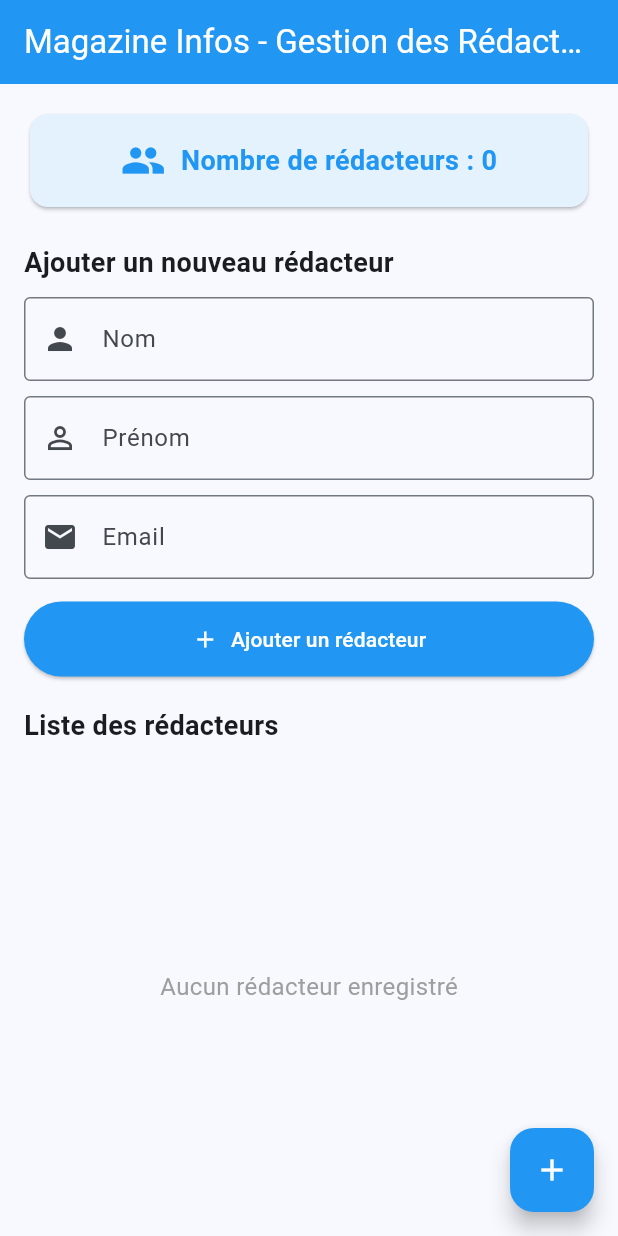
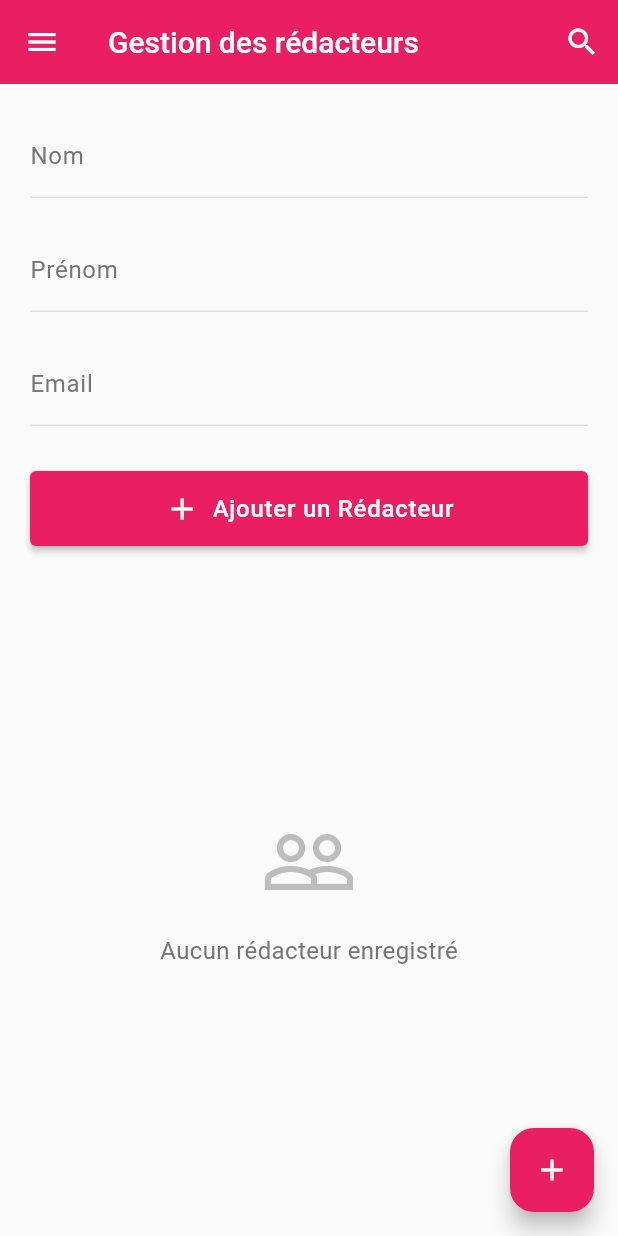
Before and after one commit to IvinoDev/Act5_Dclic_intermediaire, a Flutter app: the screen it shows after launch, on a phone screen of 412 x 824 dp. Run offline on Flutter 3.47's test engine with Material 3 defaults, Android fonts, the phone set to English and light mode, and no system bars; our stand-ins replace sqflite; accounts and stored records are empty.

Commit message:
better design because why not

```diff
--- a/redacteur_magazine/lib/interfaces/redacteur_interface.dart
+++ b/redacteur_magazine/lib/interfaces/redacteur_interface.dart
@@ -171,33 +171,107 @@ class _RedacteurInterfaceState extends State<RedacteurInterface> {
 
   @override
   Widget build(BuildContext context) {
+    const primaryColor = Color(0xFFE91E63);
+
     return Scaffold(
       appBar: AppBar(
-        title: const Text('Magazine Infos - Gestion des Rédacteurs'),
-        backgroundColor: Colors.blue,
-        foregroundColor: Colors.white,
+        leading: IconButton(icon: const Icon(Icons.menu), onPressed: () {}),
+        title: const Text(
+          'Gestion des rédacteurs',
+          style: TextStyle(fontSize: 20, fontWeight: FontWeight.w500),
         ),
-      body: Padding(
-        padding: const EdgeInsets.all(16.0),
+        actions: [IconButton(icon: const Icon(Icons.search), onPressed: () {})],
+      ),
+      body: Container(
+        color: Colors.grey[50],
+        child: Padding(
+          padding: const EdgeInsets.all(20.0),
           child: Column(
             crossAxisAlignment: CrossAxisAlignment.start,
             children: [
-            // Compteur de rédacteurs
-            Card(
-              color: Colors.blue.shade50,
-              child: Padding(
-                padding: const EdgeInsets.all(16.0),
-                child: Row(
+              // Champ Nom
+              TextField(
+                controller: _nomController,
+                decoration: InputDecoration(
+                  labelText: 'Nom',
+                  labelStyle: TextStyle(color: Colors.grey[600]),
+                  border: UnderlineInputBorder(
+                    borderSide: BorderSide(color: Colors.grey[300]!),
+                  ),
+                  enabledBorder: UnderlineInputBorder(
+                    borderSide: BorderSide(color: Colors.grey[300]!),
+                  ),
+                  focusedBorder: const UnderlineInputBorder(
+                    borderSide: BorderSide(color: primaryColor, width: 2),
+                  ),
+                ),
+              ),
+              const SizedBox(height: 20),
+
+              // Champ Prénom
+              TextField(
+                controller: _prenomController,
+                decoration: InputDecoration(
+                  labelText: 'Prénom',
+                  labelStyle: TextStyle(color: Colors.grey[600]),
+                  border: UnderlineInputBorder(
+                    borderSide: BorderSide(color: Colors.grey[300]!),
+                  ),
+                  enabledBorder: UnderlineInputBorder(
+                    borderSide: BorderSide(color: Colors.grey[300]!),
+                  ),
+                  focusedBorder: const UnderlineInputBorder(
+                    borderSide: BorderSide(color: primaryColor, width: 2),
+                  ),
+                ),
+              ),
+              const SizedBox(height: 20),
+
+              // Champ Email
+              TextField(
+                controller: _emailController,
+                decoration: InputDecoration(
+                  labelText: 'Email',
+                  labelStyle: TextStyle(color: Colors.grey[600]),
+                  border: UnderlineInputBorder(
+                    borderSide: BorderSide(color: Colors.grey[300]!),
+                  ),
+                  enabledBorder: UnderlineInputBorder(
+                    borderSide: BorderSide(color: Colors.grey[300]!),
+                  ),
+                  focusedBorder: const UnderlineInputBorder(
+                    borderSide: BorderSide(color: primaryColor, width: 2),
+                  ),
+                ),
+                keyboardType: TextInputType.emailAddress,
+              ),
+              const SizedBox(height: 30),
+
+              // Bouton Ajouter
+              SizedBox(
+                width: double.infinity,
+                height: 50,
+                child: ElevatedButton(
+                  onPressed: _ajouterRedacteur,
+                  style: ElevatedButton.styleFrom(
+                    backgroundColor: primaryColor,
+                    foregroundColor: Colors.white,
+                    elevation: 2,
+                    shape: RoundedRectangleBorder(
+                      borderRadius: BorderRadius.circular(4),
+                    ),
+                  ),
+                  child: const Row(
                     mainAxisAlignment: MainAxisAlignment.center,
                     children: [
-                    const Icon(Icons.people, color: Colors.blue, size: 30),
-                    const SizedBox(width: 10),
+                      Icon(Icons.add, size: 24),
+                      SizedBox(width: 8),
                       Text(
-                      'Nombre de rédacteurs : ${_redacteurs.length}',
-                      style: const TextStyle(
-                        fontSize: 18,
-                        fontWeight: FontWeight.bold,
-                        color: Colors.blue,
+                        'Ajouter un Rédacteur',
+                        style: TextStyle(
+                          fontSize: 16,
+                          fontWeight: FontWeight.w500,
+                          letterSpacing: 0.5,
                         ),
                       ),
                     ],
@@ -206,108 +280,91 @@ class _RedacteurInterfaceState extends State<RedacteurInterface> {
               ),
               const SizedBox(height: 20),
 
-            // Formulaire d'ajout
-            const Text(
-              'Ajouter un nouveau rédacteur',
-              style: TextStyle(fontSize: 18, fontWeight: FontWeight.bold),
+              // Liste des rédacteurs
+              Expanded(
+                child: _redacteurs.isEmpty
+                    ? Center(
+                        child: Column(
+                          mainAxisAlignment: MainAxisAlignment.center,
+                          children: [
+                            Icon(
+                              Icons.people_outline,
+                              size: 64,
+                              color: Colors.grey[400],
                             ),
-            const SizedBox(height: 10),
-            TextField(
-              controller: _nomController,
-              decoration: const InputDecoration(
-                labelText: 'Nom',
-                border: OutlineInputBorder(),
-                prefixIcon: Icon(Icons.person),
+                            const SizedBox(height: 16),
+                            Text(
+                              'Aucun rédacteur enregistré',
+                              style: TextStyle(
+                                fontSize: 16,
+                                color: Colors.grey[600],
                               ),
                             ),
-            const SizedBox(height: 10),
-            TextField(
-              controller: _prenomController,
-              decoration: const InputDecoration(
-                labelText: 'Prénom',
-                border: OutlineInputBorder(),
-                prefixIcon: Icon(Icons.person_outline),
-              ),
-            ),
-            const SizedBox(height: 10),
-            TextField(
-              controller: _emailController,
-              decoration: const InputDecoration(
-                labelText: 'Email',
-                border: OutlineInputBorder(),
-                prefixIcon: Icon(Icons.email),
-              ),
-              keyboardType: TextInputType.emailAddress,
-            ),
-            const SizedBox(height: 15),
-            SizedBox(
-              width: double.infinity,
-              child: ElevatedButton.icon(
-                onPressed: _ajouterRedacteur,
-                icon: const Icon(Icons.add),
-                label: const Text('Ajouter un rédacteur'),
-                style: ElevatedButton.styleFrom(
-                  padding: const EdgeInsets.all(15),
-                  backgroundColor: Colors.blue,
-                  foregroundColor: Colors.white,
-                ),
-              ),
-            ),
-            const SizedBox(height: 20),
-
-            // Liste des rédacteurs
-            const Text(
-              'Liste des rédacteurs',
-              style: TextStyle(fontSize: 18, fontWeight: FontWeight.bold),
-            ),
-            const SizedBox(height: 10),
-            Expanded(
-              child: _redacteurs.isEmpty
-                  ? const Center(
-                      child: Text(
-                        'Aucun rédacteur enregistré',
-                        style: TextStyle(fontSize: 16, color: Colors.grey),
+                          ],
                         ),
                       )
                     : ListView.builder(
                         itemCount: _redacteurs.length,
                         itemBuilder: (context, index) {
                           final redacteur = _redacteurs[index];
-                        return Card(
-                          elevation: 2,
-                          margin: const EdgeInsets.symmetric(vertical: 5),
+                          return Container(
+                            margin: const EdgeInsets.only(bottom: 8),
+                            decoration: BoxDecoration(
+                              color: Colors.white,
+                              borderRadius: BorderRadius.circular(4),
+                              boxShadow: [
+                                BoxShadow(
+                                  color: Colors.black.withOpacity(0.05),
+                                  blurRadius: 4,
+                                  offset: const Offset(0, 2),
+                                ),
+                              ],
+                            ),
                             child: ListTile(
+                              contentPadding: const EdgeInsets.symmetric(
+                                horizontal: 16,
+                                vertical: 8,
+                              ),
                               leading: CircleAvatar(
-                              backgroundColor: Colors.blue,
+                                backgroundColor: primaryColor,
                                 child: Text(
                                   redacteur.prenom[0].toUpperCase(),
-                                style: const TextStyle(color: Colors.white),
+                                  style: const TextStyle(
+                                    color: Colors.white,
+                                    fontWeight: FontWeight.bold,
+                                  ),
                                 ),
                               ),
                               title: Text(
                                 '${redacteur.prenom} ${redacteur.nom}',
                                 style: const TextStyle(
-                                fontWeight: FontWeight.bold,
+                                  fontWeight: FontWeight.w500,
+                                  fontSize: 16,
                                 ),
                               ),
-                            subtitle: Text(redacteur.email),
+                              subtitle: Padding(
+                                padding: const EdgeInsets.only(top: 4),
+                                child: Text(
+                                  redacteur.email,
+                                  style: TextStyle(
+                                    color: Colors.grey[600],
+                                    fontSize: 14,
+                                  ),
+                                ),
+                              ),
                               trailing: Row(
                                 mainAxisSize: MainAxisSize.min,
                                 children: [
                                   IconButton(
-                                  icon: const Icon(
-                                    Icons.edit,
-                                    color: Colors.orange,
-                                  ),
+                                    icon: const Icon(Icons.edit_outlined),
+                                    color: Colors.grey[700],
                                     onPressed: () =>
                                         _modifierRedacteur(redacteur),
                                     tooltip: 'Modifier',
                                   ),
                                   IconButton(
-                                  icon: const Icon(
-                                    Icons.delete,
-                                    color: Colors.red,
-                                  ),
+                                    icon: const Icon(Icons.delete_outline),
+                                    color: Colors.grey[700],
                                     onPressed: () =>
                                         _supprimerRedacteur(redacteur.id!),
                                     tooltip: 'Supprimer',
@@ -322,9 +379,10 @@ class _RedacteurInterfaceState extends State<RedacteurInterface> {
             ],
           ),
         ),
+      ),
       floatingActionButton: FloatingActionButton(
         onPressed: _ajouterRedacteur,
-        backgroundColor: Colors.blue,
+        backgroundColor: primaryColor,
         child: const Icon(Icons.add, color: Colors.white),
       ),
     );
--- a/redacteur_magazine/lib/main.dart
+++ b/redacteur_magazine/lib/main.dart
@@ -14,8 +14,16 @@ class MonApplication extends StatelessWidget {
       title: 'Magazine Infos - Gestion des Rédacteurs',
       debugShowCheckedModeBanner: false,
       theme: ThemeData(
-        colorScheme: ColorScheme.fromSeed(seedColor: Colors.blue),
+        colorScheme: ColorScheme.fromSeed(
+          seedColor: const Color(0xFFE91E63),
+          primary: const Color(0xFFE91E63),
+        ),
         useMaterial3: true,
+        appBarTheme: const AppBarTheme(
+          backgroundColor: Color(0xFFE91E63),
+          foregroundColor: Colors.white,
+          elevation: 0,
+        ),
       ),
       home: const RedacteurInterface(),
     );
```
Lines whose indentation alone changed are shown as unchanged.
